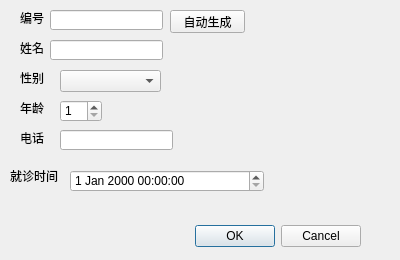
Above: AddAppointmentDialog.ui from QZero233/QTHospitalManager before the change. Below: the same form after it.
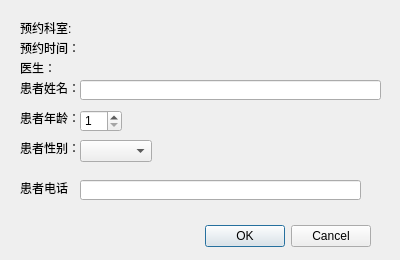
That is the form after the change.

The edit to the form file:
```diff
--- a/AddAppointmentDialog.ui
+++ b/AddAppointmentDialog.ui
@@ -11,12 +11,12 @@
    </rect>
   </property>
   <property name="windowTitle">
-   <string>添加预约</string>
+   <string>Dialog</string>
   </property>
   <widget class="QDialogButtonBox" name="buttonBox">
    <property name="geometry">
     <rect>
-     <x>20</x>
+     <x>30</x>
      <y>220</y>
      <width>341</width>
      <height>32</height>
@@ -29,108 +29,65 @@
     <set>QDialogButtonBox::Cancel|QDialogButtonBox::Ok</set>
    </property>
   </widget>
-  <widget class="QLabel" name="label">
+  <widget class="QLabel" name="label_depaerment">
    <property name="geometry">
     <rect>
      <x>20</x>
-     <y>10</y>
-     <width>31</width>
+     <y>20</y>
+     <width>371</width>
      <height>16</height>
     </rect>
    </property>
    <property name="text">
-    <string>编号</string>
+    <string>预约科室:</string>
    </property>
   </widget>
-  <widget class="QLineEdit" name="lineEdit_id">
+  <widget class="QLabel" name="label_time">
    <property name="geometry">
     <rect>
-     <x>50</x>
-     <y>10</y>
-     <width>113</width>
-     <height>20</height>
-    </rect>
-   </property>
-  </widget>
-  <widget class="QPushButton" name="pushButton">
-   <property name="geometry">
-    <rect>
-     <x>170</x>
-     <y>10</y>
-     <width>75</width>
-     <height>23</height>
-    </rect>
-   </property>
-   <property name="text">
-    <string>自动生成</string>
-   </property>
-  </widget>
-  <widget class="QLabel" name="label_2">
-   <property name="geometry">
-    <rect>
      <x>20</x>
      <y>40</y>
-     <width>31</width>
+     <width>361</width>
      <height>16</height>
     </rect>
    </property>
    <property name="text">
-    <string>姓名</string>
+    <string>预约时间：</string>
    </property>
   </widget>
-  <widget class="QLineEdit" name="lineEdit_name">
+  <widget class="QLabel" name="label_doctor">
    <property name="geometry">
     <rect>
-     <x>50</x>
-     <y>40</y>
-     <width>113</width>
-     <height>20</height>
-    </rect>
-   </property>
-  </widget>
-  <widget class="QLabel" name="label_3">
-   <property name="geometry">
-    <rect>
      <x>20</x>
-     <y>130</y>
-     <width>31</width>
+     <y>60</y>
+     <width>361</width>
      <height>16</height>
     </rect>
    </property>
    <property name="text">
-    <string>电话</string>
-   </property>
-  </widget>
-  <widget class="QLineEdit" name="lineEdit_tel">
-   <property name="geometry">
-    <rect>
-     <x>60</x>
-     <y>130</y>
-     <width>113</width>
-     <height>20</height>
-    </rect>
+    <string>医生：</string>
    </property>
   </widget>
   <widget class="QLabel" name="label_4">
    <property name="geometry">
     <rect>
      <x>20</x>
-     <y>70</y>
-     <width>31</width>
+     <y>80</y>
+     <width>61</width>
      <height>16</height>
     </rect>
    </property>
    <property name="text">
-    <string>性别</string>
+    <string>患者姓名：</string>
    </property>
   </widget>
-  <widget class="QComboBox" name="comboBox_gender">
+  <widget class="QLineEdit" name="lineEdit_name">
    <property name="geometry">
     <rect>
-     <x>60</x>
-     <y>70</y>
-     <width>101</width>
-     <height>22</height>
+     <x>80</x>
+     <y>80</y>
+     <width>301</width>
+     <height>20</height>
     </rect>
    </property>
   </widget>
@@ -138,20 +95,20 @@
    <property name="geometry">
     <rect>
      <x>20</x>
-     <y>100</y>
-     <width>31</width>
+     <y>110</y>
+     <width>61</width>
      <height>16</height>
     </rect>
    </property>
    <property name="text">
-    <string>年龄</string>
+    <string>患者年龄：</string>
    </property>
   </widget>
   <widget class="QSpinBox" name="spinBox_age">
    <property name="geometry">
     <rect>
-     <x>60</x>
-     <y>100</y>
+     <x>80</x>
+     <y>110</y>
      <width>42</width>
      <height>22</height>
     </rect>
@@ -166,26 +123,49 @@
   <widget class="QLabel" name="label_6">
    <property name="geometry">
     <rect>
-     <x>10</x>
-     <y>170</y>
-     <width>54</width>
-     <height>12</height>
+     <x>20</x>
+     <y>140</y>
+     <width>61</width>
+     <height>16</height>
     </rect>
    </property>
    <property name="text">
-    <string>就诊时间</string>
+    <string>患者性别：</string>
    </property>
   </widget>
-  <widget class="QDateTimeEdit" name="dateTimeEdit_time">
+  <widget class="QComboBox" name="comboBox_gender">
    <property name="geometry">
     <rect>
-     <x>70</x>
-     <y>170</y>
-     <width>194</width>
+     <x>80</x>
+     <y>140</y>
+     <width>72</width>
      <height>22</height>
     </rect>
    </property>
   </widget>
+  <widget class="QLabel" name="label_7">
+   <property name="geometry">
+    <rect>
+     <x>20</x>
+     <y>180</y>
+     <width>51</width>
+     <height>16</height>
+    </rect>
+   </property>
+   <property name="text">
+    <string>患者电话</string>
+   </property>
+  </widget>
+  <widget class="QLineEdit" name="lineEdit_tel">
+   <property name="geometry">
+    <rect>
+     <x>80</x>
+     <y>180</y>
+     <width>281</width>
+     <height>20</height>
+    </rect>
+   </property>
+  </widget>
  </widget>
  <resources/>
  <connections>
```
